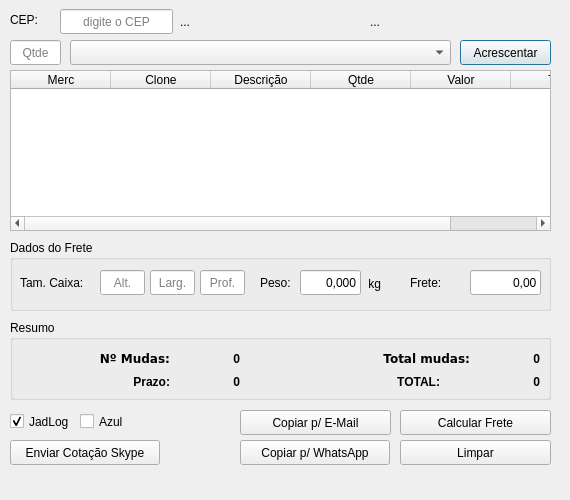
Before: the Qt Designer form pedidos/frmCalculaFrete/frmNewCalculaFrete.ui in alexandredrefahl/pySisControl, drawn with Qt 5.
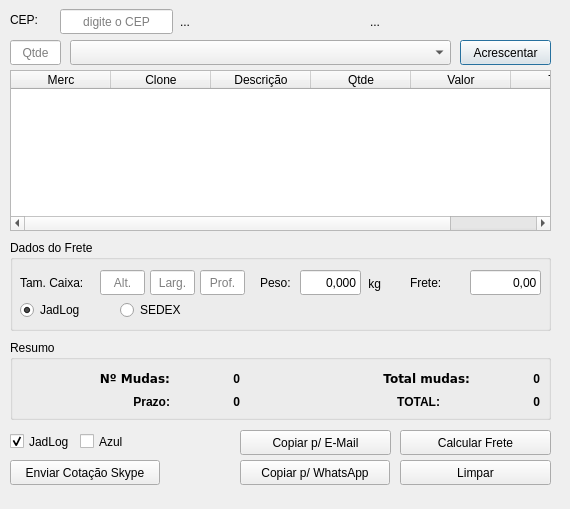
After: the same form once the commit is applied.

What changed in the file:
```diff
--- a/pedidos/frmCalculaFrete/frmNewCalculaFrete.ui
+++ b/pedidos/frmCalculaFrete/frmNewCalculaFrete.ui
@@ -7,7 +7,7 @@
     <x>0</x>
     <y>0</y>
     <width>570</width>
-    <height>500</height>
+    <height>509</height>
    </rect>
   </property>
   <property name="windowTitle">
@@ -100,7 +100,7 @@
    <property name="geometry">
     <rect>
      <x>400</x>
-     <y>410</y>
+     <y>430</y>
      <width>151</width>
      <height>25</height>
     </rect>
@@ -116,7 +116,7 @@
    <property name="geometry">
     <rect>
      <x>240</x>
-     <y>410</y>
+     <y>430</y>
      <width>151</width>
      <height>25</height>
     </rect>
@@ -132,7 +132,7 @@
    <property name="geometry">
     <rect>
      <x>240</x>
-     <y>440</y>
+     <y>460</y>
      <width>150</width>
      <height>25</height>
     </rect>
@@ -148,7 +148,7 @@
    <property name="geometry">
     <rect>
      <x>400</x>
-     <y>440</y>
+     <y>460</y>
      <width>151</width>
      <height>25</height>
     </rect>
@@ -164,7 +164,7 @@
    <property name="geometry">
     <rect>
      <x>10</x>
-     <y>440</y>
+     <y>460</y>
      <width>150</width>
      <height>25</height>
     </rect>
@@ -251,7 +251,7 @@
      <x>10</x>
      <y>240</y>
      <width>541</width>
-     <height>71</height>
+     <height>91</height>
     </rect>
    </property>
    <property name="title">
@@ -398,12 +398,41 @@
      <string>Prof.</string>
     </property>
    </widget>
+   <widget class="QRadioButton" name="rdJadLog">
+    <property name="geometry">
+     <rect>
+      <x>10</x>
+      <y>60</y>
+      <width>99</width>
+      <height>20</height>
+     </rect>
+    </property>
+    <property name="text">
+     <string>JadLog</string>
+    </property>
+    <property name="checked">
+     <bool>true</bool>
+    </property>
+   </widget>
+   <widget class="QRadioButton" name="rdSEDEX">
+    <property name="geometry">
+     <rect>
+      <x>110</x>
+      <y>60</y>
+      <width>99</width>
+      <height>20</height>
+     </rect>
+    </property>
+    <property name="text">
+     <string>SEDEX</string>
+    </property>
+   </widget>
   </widget>
   <widget class="QGroupBox" name="grpResumo">
    <property name="geometry">
     <rect>
      <x>10</x>
-     <y>320</y>
+     <y>340</y>
      <width>541</width>
      <height>80</height>
     </rect>
@@ -422,7 +451,6 @@
     </property>
     <property name="font">
      <font>
-      <weight>75</weight>
       <bold>true</bold>
      </font>
     </property>
@@ -444,7 +472,6 @@
     </property>
     <property name="font">
      <font>
-      <weight>75</weight>
       <bold>true</bold>
      </font>
     </property>
@@ -466,7 +493,6 @@
     </property>
     <property name="font">
      <font>
-      <weight>75</weight>
       <bold>true</bold>
      </font>
     </property>
@@ -488,7 +514,6 @@
     </property>
     <property name="font">
      <font>
-      <weight>75</weight>
       <bold>true</bold>
      </font>
     </property>
@@ -510,7 +535,6 @@
     </property>
     <property name="font">
      <font>
-      <weight>75</weight>
       <bold>true</bold>
      </font>
     </property>
@@ -534,7 +558,6 @@
      <font>
       <family>DejaVu Sans</family>
       <pointsize>9</pointsize>
-      <weight>75</weight>
       <bold>true</bold>
      </font>
     </property>
@@ -558,7 +581,6 @@
      <font>
       <family>DejaVu Sans</family>
       <pointsize>9</pointsize>
-      <weight>75</weight>
       <bold>true</bold>
      </font>
     </property>
@@ -580,7 +602,6 @@
     </property>
     <property name="font">
      <font>
-      <weight>75</weight>
       <bold>true</bold>
      </font>
     </property>
@@ -596,7 +617,7 @@
    <property name="geometry">
     <rect>
      <x>10</x>
-     <y>410</y>
+     <y>430</y>
      <width>90</width>
      <height>23</height>
     </rect>
@@ -612,7 +633,7 @@
    <property name="geometry">
     <rect>
      <x>80</x>
-     <y>410</y>
+     <y>430</y>
      <width>61</width>
      <height>23</height>
     </rect>
```
Left out of the diff: 6 changed lines with no effect on the pictures.
